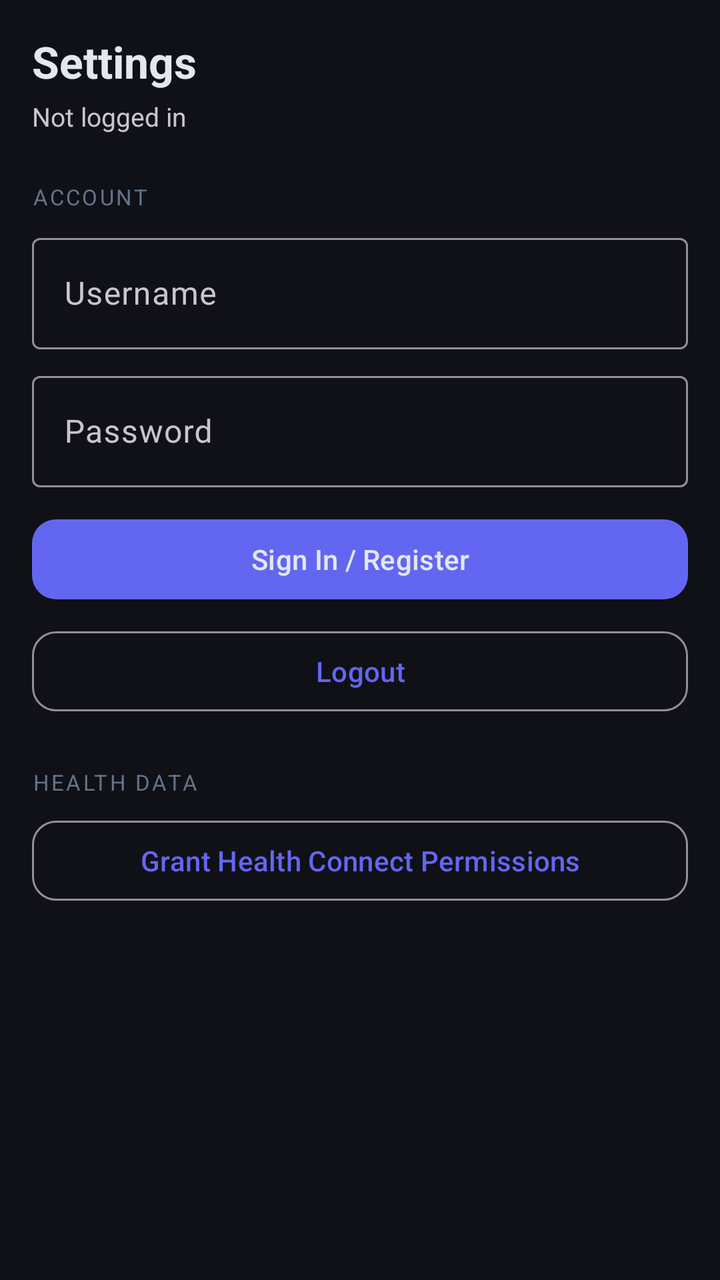
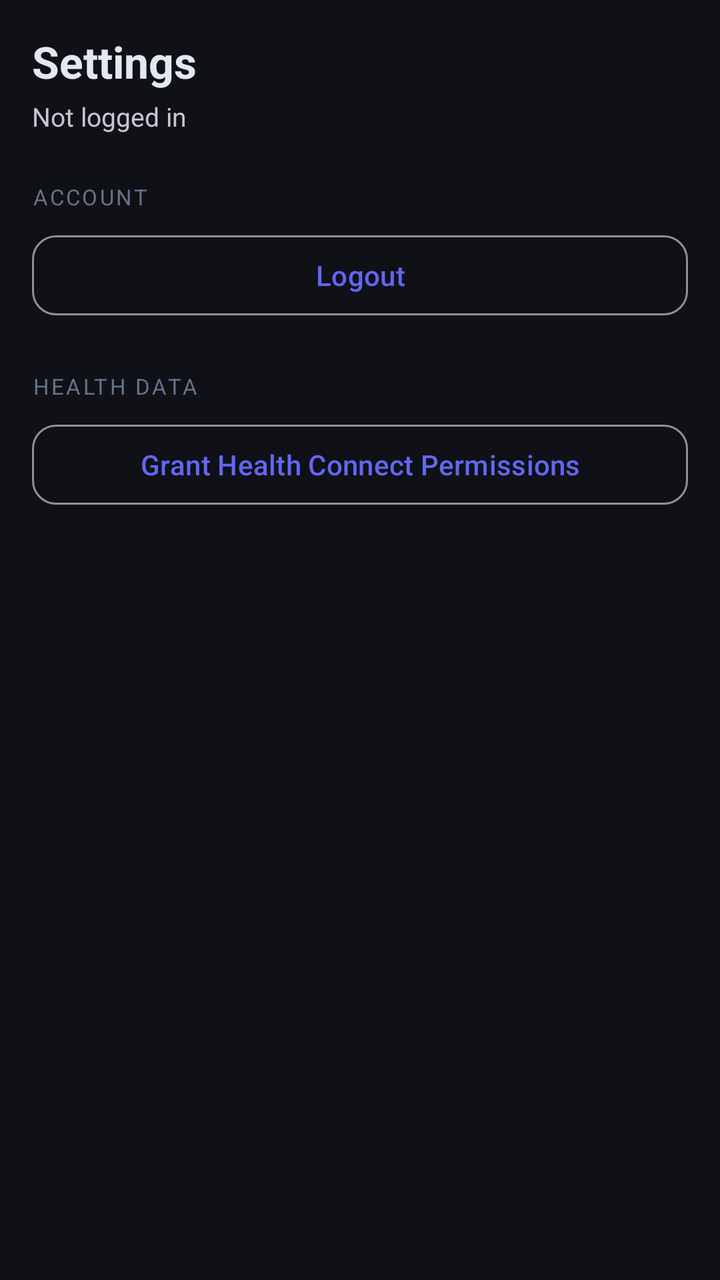

An Android layout rendered at two revisions. The XML below is the earlier revision; the diff shows what the commit changed to produce the second picture.
<!-- AndroidManifest.xml: application theme Theme.HealthTracker -->
<!-- res/layout/fragment_settings.xml -->
<?xml version="1.0" encoding="utf-8"?>
<ScrollView xmlns:android="http://schemas.android.com/apk/res/android"
    xmlns:app="http://schemas.android.com/apk/res-auto"
    android:layout_width="match_parent"
    android:layout_height="match_parent"
    android:background="@color/background"
    android:padding="16dp">

    <LinearLayout
        android:layout_width="match_parent"
        android:layout_height="wrap_content"
        android:orientation="vertical">

        <TextView
            android:layout_width="wrap_content"
            android:layout_height="wrap_content"
            android:text="Settings"
            android:textSize="22sp"
            android:textStyle="bold"
            android:textColor="@color/text_primary"
            android:layout_marginBottom="4dp" />

        <TextView
            android:id="@+id/text_status"
            android:layout_width="wrap_content"
            android:layout_height="wrap_content"
            android:text="Not logged in"
            android:textSize="13sp"
            android:layout_marginBottom="24dp" />

        <TextView
            android:layout_width="wrap_content"
            android:layout_height="wrap_content"
            android:text="ACCOUNT"
            android:textSize="11sp"
            android:textColor="@color/text_secondary"
            android:letterSpacing="0.1"
            android:layout_marginBottom="8dp" />

        <com.google.android.material.textfield.TextInputLayout
            style="@style/Widget.Material3.TextInputLayout.OutlinedBox"
            android:layout_width="match_parent"
            android:layout_height="wrap_content"
            android:hint="Username"
            android:layout_marginBottom="8dp">
            <com.google.android.material.textfield.TextInputEditText
                android:id="@+id/edit_username"
                android:layout_width="match_parent"
                android:layout_height="wrap_content"
                android:inputType="text" />
        </com.google.android.material.textfield.TextInputLayout>

        <com.google.android.material.textfield.TextInputLayout
            style="@style/Widget.Material3.TextInputLayout.OutlinedBox"
            android:layout_width="match_parent"
            android:layout_height="wrap_content"
            android:hint="Password"
            android:layout_marginBottom="12dp">
            <com.google.android.material.textfield.TextInputEditText
                android:id="@+id/edit_password"
                android:layout_width="match_parent"
                android:layout_height="wrap_content"
                android:inputType="textPassword" />
        </com.google.android.material.textfield.TextInputLayout>

        <com.google.android.material.button.MaterialButton
            android:id="@+id/btn_login"
            android:layout_width="match_parent"
            android:layout_height="wrap_content"
            android:text="Sign In / Register"
            app:cornerRadius="12dp"
            android:layout_marginBottom="8dp" />

        <com.google.android.material.button.MaterialButton
            android:id="@+id/btn_logout"
            style="@style/Widget.Material3.Button.OutlinedButton"
            android:layout_width="match_parent"
            android:layout_height="wrap_content"
            android:text="Logout"
            app:cornerRadius="12dp"
            android:layout_marginBottom="24dp" />

        <TextView
            android:layout_width="wrap_content"
            android:layout_height="wrap_content"
            android:text="HEALTH DATA"
            android:textSize="11sp"
            android:textColor="@color/text_secondary"
            android:letterSpacing="0.1"
            android:layout_marginBottom="8dp" />

        <com.google.android.material.button.MaterialButton
            android:id="@+id/btn_grant_health"
            style="@style/Widget.Material3.Button.OutlinedButton"
            android:layout_width="match_parent"
            android:layout_height="wrap_content"
            android:text="Grant Health Connect Permissions"
            app:cornerRadius="12dp" />

    </LinearLayout>
</ScrollView>
<!-- resources referenced by this layout -->
<resources>
  <color name="background">#0F1117</color>
  <color name="text_primary">#E2E8F0</color>
  <color name="text_secondary">#64748B</color>
  <style name="Theme.HealthTracker" parent="Theme.Material3.Dark">
          <item name="colorPrimary">@color/accent</item>
          <item name="colorOnPrimary">@color/text_primary</item>
          <item name="colorSurface">@color/surface</item>
          <item name="colorOnSurface">@color/text_primary</item>
          <item name="android:colorBackground">@color/background</item>
          <item name="android:windowBackground">@color/background</item>
          
          <item name="android:statusBarColor">@android:color/transparent</item>
          <item name="android:navigationBarColor">@android:color/transparent</item>
          <item name="android:windowLightStatusBar">false</item>
      </style>
  <color name="accent">#6366F1</color>
  <color name="surface">#1A1D27</color>
</resources>

<!-- the commit's change to res/layout/fragment_settings.xml (unified diff, before → after) -->
@@ -37,40 +37,6 @@
             android:letterSpacing="0.1"
             android:layout_marginBottom="8dp" />
 
-        <com.google.android.material.textfield.TextInputLayout
-            style="@style/Widget.Material3.TextInputLayout.OutlinedBox"
-            android:layout_width="match_parent"
-            android:layout_height="wrap_content"
-            android:hint="Username"
-            android:layout_marginBottom="8dp">
-            <com.google.android.material.textfield.TextInputEditText
-                android:id="@+id/edit_username"
-                android:layout_width="match_parent"
-                android:layout_height="wrap_content"
-                android:inputType="text" />
-        </com.google.android.material.textfield.TextInputLayout>
-
-        <com.google.android.material.textfield.TextInputLayout
-            style="@style/Widget.Material3.TextInputLayout.OutlinedBox"
-            android:layout_width="match_parent"
-            android:layout_height="wrap_content"
-            android:hint="Password"
-            android:layout_marginBottom="12dp">
-            <com.google.android.material.textfield.TextInputEditText
-                android:id="@+id/edit_password"
-                android:layout_width="match_parent"
-                android:layout_height="wrap_content"
-                android:inputType="textPassword" />
-        </com.google.android.material.textfield.TextInputLayout>
-
-        <com.google.android.material.button.MaterialButton
-            android:id="@+id/btn_login"
-            android:layout_width="match_parent"
-            android:layout_height="wrap_content"
-            android:text="Sign In / Register"
-            app:cornerRadius="12dp"
-            android:layout_marginBottom="8dp" />
-
         <com.google.android.material.button.MaterialButton
             android:id="@+id/btn_logout"
             style="@style/Widget.Material3.Button.OutlinedButton"
